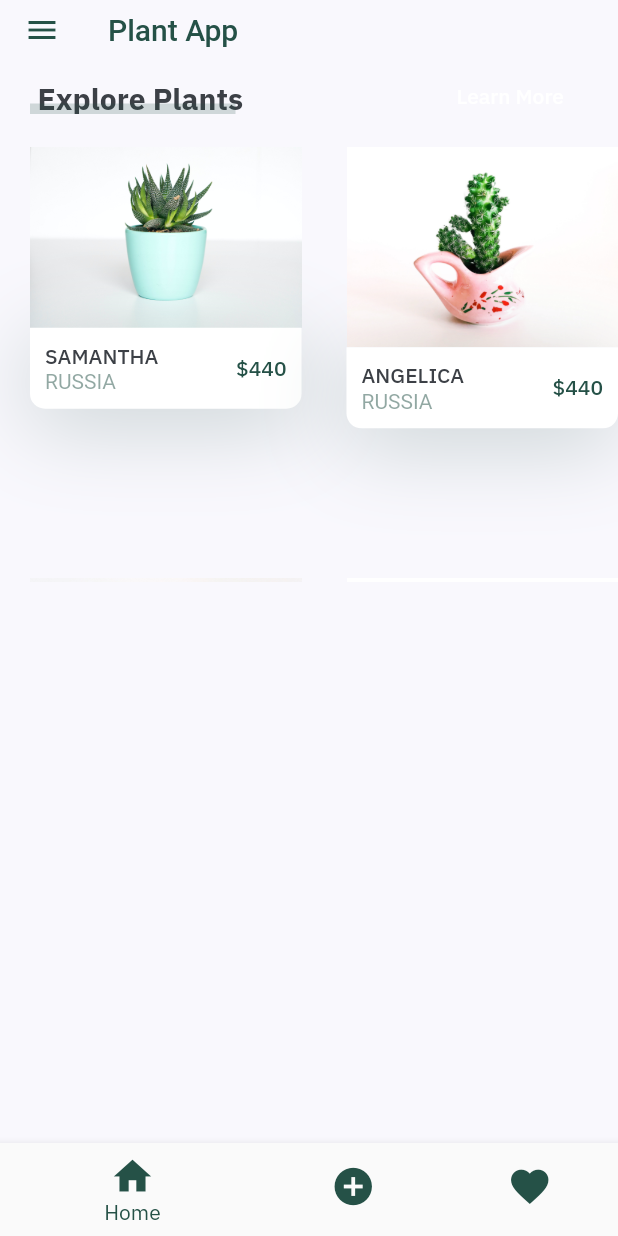
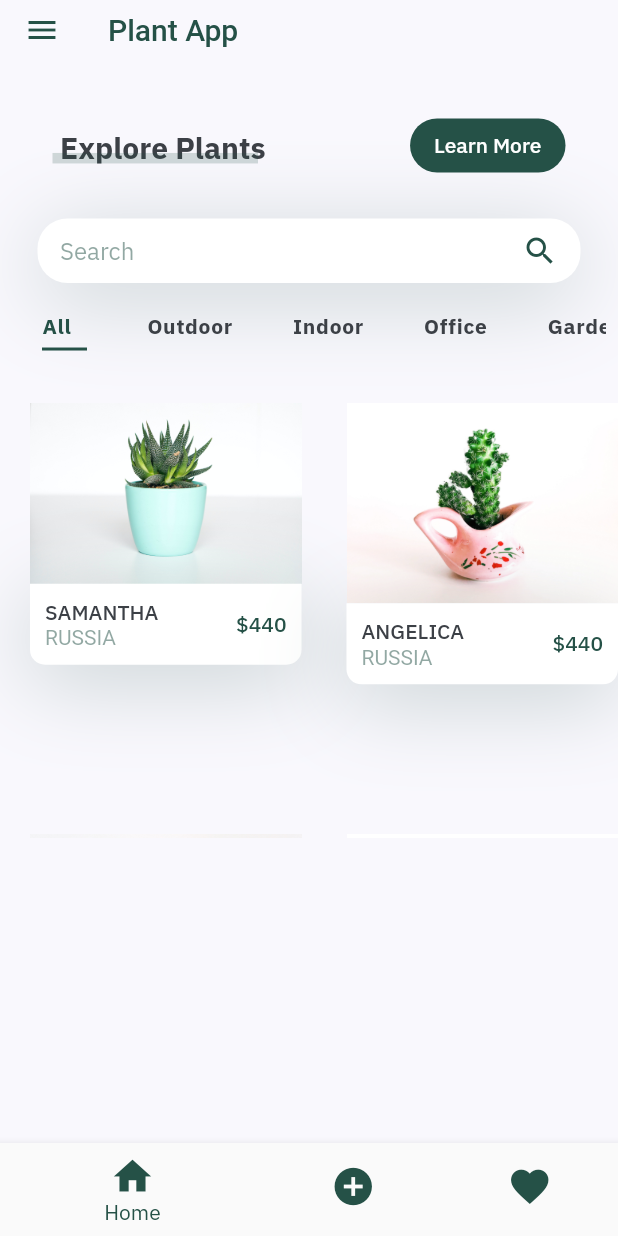
Before and after one commit to KChristelle/plant_project_summative, a Flutter app: the ExplorePage screen opened directly, on a phone screen of 412 x 824 dp. Run offline on Flutter 3.47's test engine with Material 2 defaults, Android fonts, the light colour scheme and no system bars; our stand-ins replace google_fonts, sqflite; accounts and stored records are empty.

Commit message:
added top nav

```diff
--- a/lib/main.dart
+++ b/lib/main.dart
@@ -1,6 +1,9 @@
 import 'package:flutter/material.dart';
 import 'package:google_fonts/google_fonts.dart';
 import 'package:plant_growth_tracking_app/resources/constants.dart';
+import 'package:plant_growth_tracking_app/screens/details/details.dart';
+import 'package:plant_growth_tracking_app/screens/home/explorePage.dart';
+import 'package:plant_growth_tracking_app/screens/home/viewPlants.dart';
 import 'package:plant_growth_tracking_app/screens/login/landingPage.dart';
 
 void main() => runApp(PlantApp());
--- a/lib/screens/details/components/callToAction.dart
+++ b/lib/screens/details/components/callToAction.dart
@@ -4,7 +4,7 @@ import 'package:plant_growth_tracking_app/screens/details/components/addPlantAle
 import '../../../data/db_functions.dart';
 import '../../../data/user.dart';
 
-class CallToAction extends StatelessWidget {
+class AddToPlants extends StatelessWidget {
   @override
   Widget build(BuildContext context) {
     Size size = MediaQuery.of(context).size;
--- a/lib/screens/details/components/plantImage.dart
+++ b/lib/screens/details/components/plantImage.dart
@@ -6,7 +6,7 @@ class PlantImage extends StatelessWidget {
     Size size = MediaQuery.of(context).size;
     return Positioned(
       top: 0,
-      bottom: size.height * 0.5,
+      bottom: size.height * 0.7,
       child: Container(
         height: size.height * 0.3,
         width: size.width,
--- a/lib/screens/home/components/header.dart
+++ b/lib/screens/home/components/header.dart
@@ -82,7 +82,17 @@ class HeaderWithSearchBox extends StatelessWidget {
             bottom: 25,
             left: 0,
             right: 0,
-            child: Container(
+            child: SearchBar(),
+          ),
+        ],
+      ),
+    );
+  }
+}
+
+class SearchBar extends StatelessWidget {
+  Widget build(BuildContext context) {
+    return Container(
       alignment: Alignment.center,
       margin: EdgeInsets.symmetric(horizontal: kDefaultPadding + 5),
       padding: EdgeInsets.symmetric(horizontal: kDefaultPadding - 5),
@@ -119,10 +129,6 @@ class HeaderWithSearchBox extends StatelessWidget {
           ),
         ],
       ),
-            ),
-          ),
-        ],
-      ),
     );
   }
 }
--- a/lib/screens/home/components/plantCard.dart
+++ b/lib/screens/home/components/plantCard.dart
@@ -37,7 +37,7 @@ class PlantCard extends StatelessWidget {
               Navigator.push(
                 context,
                 MaterialPageRoute(
-                  builder: (context) => DetailsPage(),
+                  builder: (context) => PlantProfile(),
                 ),
               );
             },
--- /dev/null
+++ b/lib/screens/home/components/topNav.dart
@@ -0,0 +1,65 @@
+// This file creates the app's top navigation menu
+import 'package:flutter/material.dart';
+import 'package:plant_growth_tracking_app/resources/constants.dart';
+
+class Categories extends StatefulWidget {
+  @override
+  _CategoriesState createState() => _CategoriesState();
+}
+
+class _CategoriesState extends State<Categories> {
+  // create list of categories to scroll to the right
+  List<String> categories = ["All", "Outdoor", "Indoor", "Office", "Garden"];
+
+  // By default our first item will be selected
+  int selectedIndex = 0;
+  @override
+  Widget build(BuildContext context) {
+    return Padding(
+      padding: const EdgeInsets.symmetric(vertical: 20.0, horizontal: 8),
+      child: SizedBox(
+        height: 30,
+        child: ListView.builder(
+          scrollDirection: Axis.horizontal,
+          itemCount: categories.length,
+          itemBuilder: (context, index) => buildCategory(index),
+        ),
+      ),
+    );
+  }
+
+  Widget buildCategory(int index) {
+    return GestureDetector(
+      onTap: () {
+        setState(() {
+          selectedIndex = index;
+        });
+      },
+      child: Padding(
+        padding: const EdgeInsets.symmetric(horizontal: 20.0),
+        child: Column(
+          crossAxisAlignment: CrossAxisAlignment.start,
+          children: <Widget>[
+            Text(
+              categories[index],
+              style: TextStyle(
+                fontWeight: FontWeight.bold,
+                letterSpacing: 0.5,
+                // highlight to show users which page they are currently on
+                color: selectedIndex == index ? kPrimaryColor : kTextColor,
+              ),
+            ),
+            Container(
+              margin: EdgeInsets.only(top: 5),
+              height: 2,
+              width: 30,
+              // highlight to show users which page they are currently on
+              color:
+                  selectedIndex == index ? kPrimaryColor : Colors.transparent,
+            )
+          ],
+        ),
+      ),
+    );
+  }
+}
--- a/lib/screens/home/explorePage.dart
+++ b/lib/screens/home/explorePage.dart
@@ -1,11 +1,14 @@
 import 'package:flutter/material.dart';
 import 'package:plant_growth_tracking_app/screens/home/components/categoryTitle.dart';
 import 'package:plant_growth_tracking_app/screens/home/components/featured.dart';
+import 'package:plant_growth_tracking_app/screens/home/components/header.dart';
+import 'package:plant_growth_tracking_app/screens/home/components/topNav.dart';
 import 'package:plant_growth_tracking_app/screens/home/homePage.dart';
 
 class ExplorePage extends StatelessWidget {
   @override
   Widget build(BuildContext context) {
+    Size size = MediaQuery.of(context).size;
     return Scaffold(
       appBar: PreferredSize(
         preferredSize: Size.fromHeight(40.0),
@@ -14,9 +17,21 @@ class ExplorePage extends StatelessWidget {
       drawer: DrawerHome(),
       body: Column(
         children: [
-          TitleWithMoreBtn(
-            title: "Explore Plants",
+          SizedBox(
+            height: size.height * 0.04,
           ),
+          Padding(
+            padding: EdgeInsets.symmetric(horizontal: 15),
+            child: TitleWithMoreBtn(
+              title: "Explore Plants",
+              press: () {},
+            ),
+          ),
+          SizedBox(
+            height: size.height * 0.03,
+          ),
+          SearchBar(),
+          Categories(),
           FeaturedPlants(),
         ],
       ),
--- a/lib/screens/login/signIn.dart
+++ b/lib/screens/login/signIn.dart
@@ -7,7 +7,7 @@ import 'package:plant_growth_tracking_app/screens/login/resetPassword.dart';
 import 'package:plant_growth_tracking_app/screens/login/signUp.dart';
 import '../../data/db_functions.dart';
 import '../../data/user.dart';
-import 'loginAlert.dart';
+import 'components/loginAlert.dart';
 
 class SignIn extends StatelessWidget {
   final myEmailController = TextEditingController();
--- a/lib/screens/login/signUp.dart
+++ b/lib/screens/login/signUp.dart
@@ -5,7 +5,7 @@ import 'package:plant_growth_tracking_app/screens/login/components/header.dart';
 import 'package:plant_growth_tracking_app/screens/login/components/inputField.dart';
 import 'package:plant_growth_tracking_app/screens/login/signIn.dart';
 import '../../data/db_functions.dart';
-import "loginAlert.dart";
+import 'components/loginAlert.dart';
 
 class CreateAccount extends StatelessWidget {
   final myEmailController = TextEditingController();
```
Also changed, not shown: lib/screens/details/details.dart (+5 -5 lines), lib/screens/home/viewPlants.dart (+23 -13 lines), lib/screens/login/components/loginAlert.dart (added, +134 -0 lines), lib/screens/login/loginAlert.dart (deleted, +0 -134 lines), 1 other file. Lines whose indentation alone changed are shown as unchanged.
